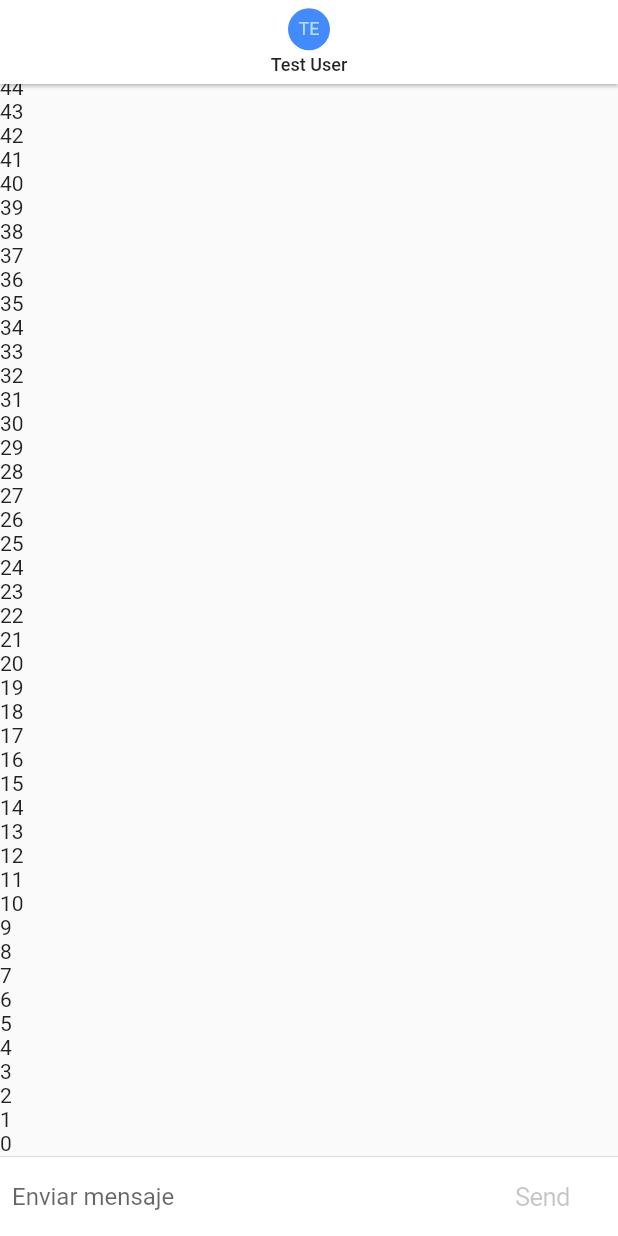
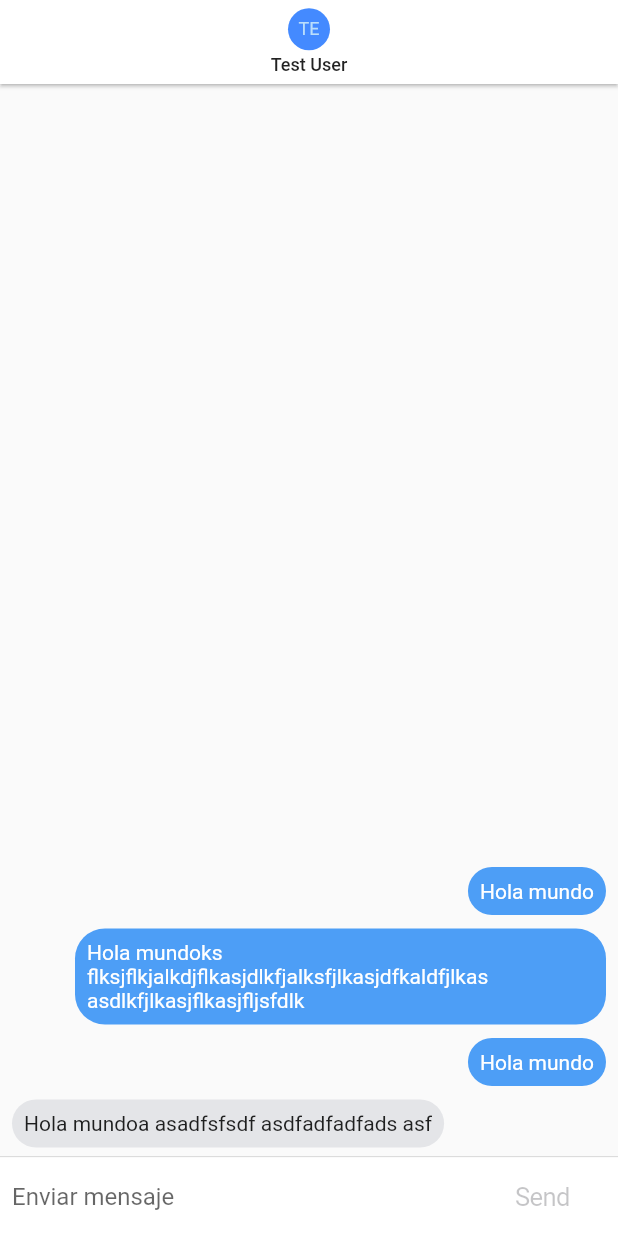
Before and after one commit to cesaroer/FlutterAvanzado, a Flutter app: the screen it shows after launch, on a phone screen of 412 x 824 dp. Run offline on Flutter 3.47's test engine with Material 2 defaults, Android fonts, the phone set to English and light mode, and no system bars; our stand-ins replace pie_chart, pull_to_refresh, socket_io_client.

Commit message:
Added chat message design

```diff
--- a/02-chat_app/lib/pages/chat_page.dart
+++ b/02-chat_app/lib/pages/chat_page.dart
@@ -1,5 +1,6 @@
 import 'dart:io';
 
+import 'package:chat_app/widgets/chat_messaje.dart';
 import 'package:flutter/cupertino.dart';
 import 'package:flutter/material.dart';
 
@@ -12,6 +13,16 @@ class _ChatPageState extends State<ChatPage> {
   final _textController = TextEditingController();
   final _focusNode = FocusNode();
   bool _isWriting = false;
+
+  final List<ChatMessage> _messages = [
+    ChatMessage(text: "Hola mundoa asadfsfsdf asdfadfadfads asf", uuid: "13"),
+    ChatMessage(text: "Hola mundo", uuid: "123"),
+    ChatMessage(
+        text:
+            "Hola mundoks flksjflkjalkdjflkasjdlkfjalksfjlkasjdfkaldfjlkas asdlkfjlkasjflkasjfljsfdlk",
+        uuid: "123"),
+    ChatMessage(text: "Hola mundo", uuid: "123"),
+  ];
 
   @override
   Widget build(BuildContext context) {
@@ -44,8 +55,9 @@ class _ChatPageState extends State<ChatPage> {
             Flexible(
               child: ListView.builder(
                 physics: BouncingScrollPhysics(),
+                itemCount: _messages.length,
                 itemBuilder: (BuildContext context, int index) {
-                  return Text("$index");
+                  return _messages[index];
                 },
                 reverse: true,
               ),
@@ -117,8 +129,12 @@ class _ChatPageState extends State<ChatPage> {
   _handleSubmit(String text) {
     _textController.clear();
     _focusNode.requestFocus();
+
+    final newMessage = ChatMessage(text: text, uuid: "123");
+
     setState(() {
       _isWriting = false;
+      _messages.insert(0, newMessage);
     });
   }
 }
--- /dev/null
+++ b/02-chat_app/lib/widgets/chat_messaje.dart
@@ -0,0 +1,44 @@
+import 'package:flutter/material.dart';
+
+class ChatMessage extends StatelessWidget {
+  final String text;
+  final String uuid;
+
+  ChatMessage({required this.text, required this.uuid});
+
+  @override
+  Widget build(BuildContext context) {
+    return Container(
+        child: this.uuid == "123" ? _myMessage() : _notMyMessage());
+  }
+
+  Widget _myMessage() {
+    return Align(
+      alignment: Alignment.centerRight,
+      child: Container(
+        margin: const EdgeInsets.only(bottom: 5, left: 50, right: 8, top: 4),
+        padding: const EdgeInsets.all(8.0),
+        child: Text(this.text, style: TextStyle(color: Colors.white)),
+        decoration: BoxDecoration(
+          color: Color(0xff4d9ef6),
+          borderRadius: BorderRadius.circular(20),
+        ),
+      ),
+    );
+  }
+
+  Widget _notMyMessage() {
+    return Align(
+      alignment: Alignment.centerLeft,
+      child: Container(
+        margin: const EdgeInsets.only(bottom: 5, left: 8, right: 50, top: 4),
+        padding: const EdgeInsets.all(8.0),
+        child: Text(this.text, style: TextStyle(color: Colors.black87)),
+        decoration: BoxDecoration(
+          color: Color(0xffe4e5e8),
+          borderRadius: BorderRadius.circular(20),
+        ),
+      ),
+    );
+  }
+}
```
